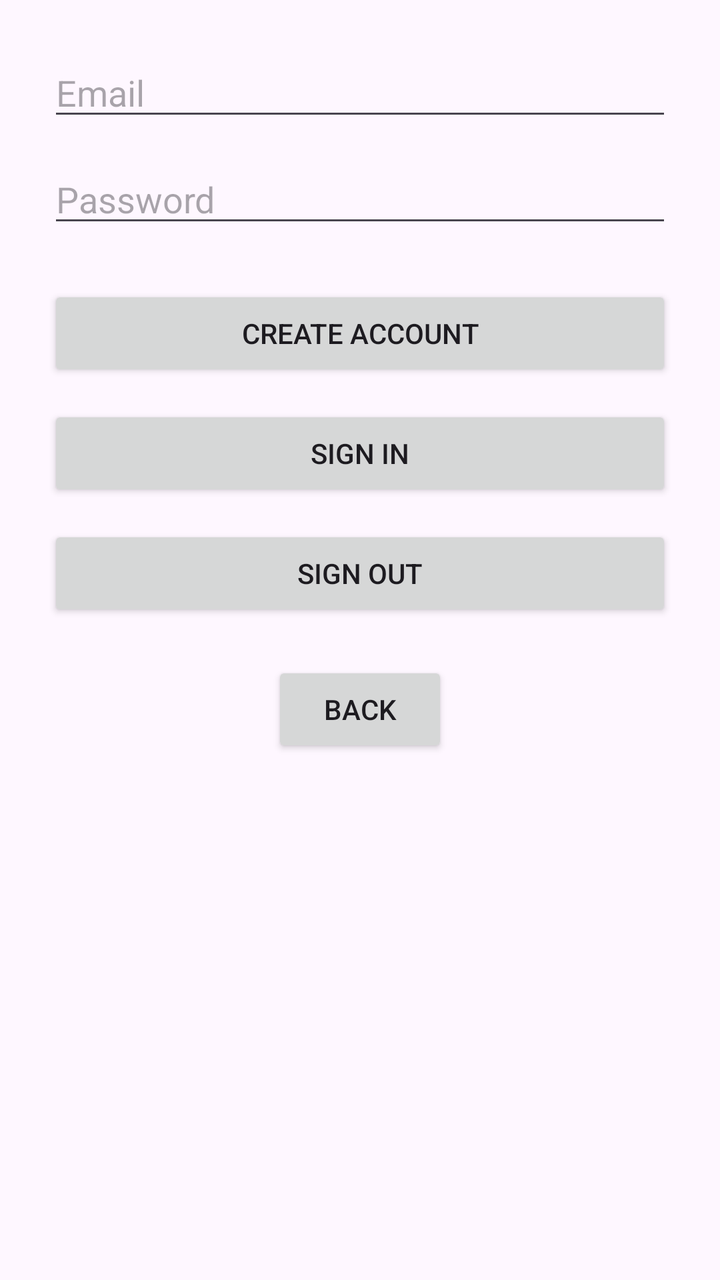
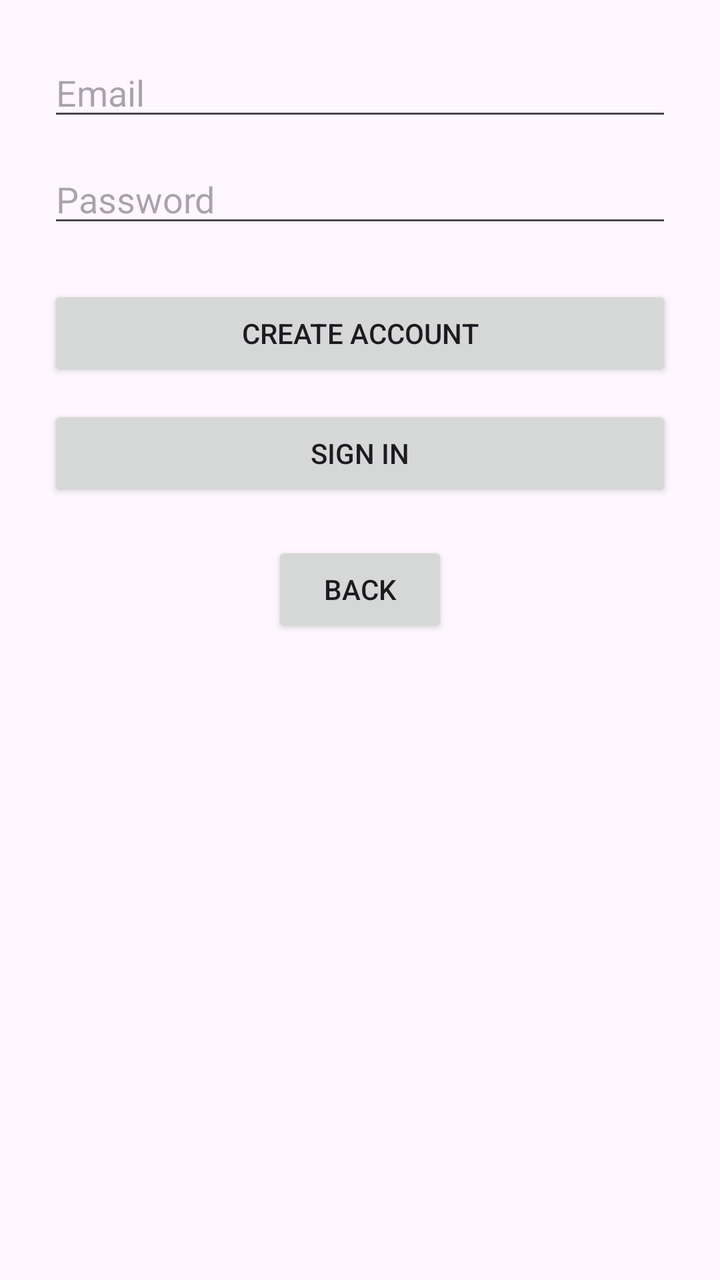

Before-and-after screenshots of an Android layout around one commit, followed by the original layout XML and the change that was made.
<!-- AndroidManifest.xml: application theme Theme.KeepPace -->
<!-- res/layout/activity_email_password.xml -->
<?xml version="1.0" encoding="utf-8"?>
<LinearLayout xmlns:android="http://schemas.android.com/apk/res/android"
    xmlns:tools="http://schemas.android.com/tools"
    android:orientation="vertical"
    android:padding="24dp"
    android:gravity="center_horizontal"
    android:layout_width="match_parent"
    android:layout_height="match_parent"
    tools:context=".EmailPasswordActivity">

    
    <EditText
        android:id="@+id/fieldEmail"
        android:hint="Email"
        android:inputType="textEmailAddress"
        android:layout_width="match_parent"
        android:layout_height="wrap_content"
        android:autofillHints="emailAddress"
        android:importantForAutofill="yes" />

    
    <EditText
        android:id="@+id/fieldPassword"
        android:hint="Password"
        android:inputType="textPassword"
        android:layout_width="match_parent"
        android:layout_height="wrap_content"
        android:autofillHints="password"
        android:importantForAutofill="yes"
        android:layout_marginTop="12dp" />

    
    <Button
        android:id="@+id/emailCreateAccountButton"
        android:text="Create Account"
        android:layout_width="match_parent"
        android:layout_height="wrap_content"
        android:layout_marginTop="24dp" />

    
    <Button
        android:id="@+id/emailSignInButton"
        android:text="Sign In"
        android:layout_width="match_parent"
        android:layout_height="wrap_content"
        android:layout_marginTop="12dp" />

    
    <Button
        android:id="@+id/signOutButton"
        android:text="Sign Out"
        android:layout_width="match_parent"
        android:layout_height="wrap_content"
        android:layout_marginTop="12dp" />

    <Button
        android:id="@+id/backButton"
        android:text="Back"
        android:layout_width="wrap_content"
        android:layout_height="wrap_content"
        android:layout_marginTop="20dp"/>

    
    <TextView
        android:id="@+id/statusText"
        android:text=""
        android:textSize="16sp"
        android:layout_width="wrap_content"
        android:layout_height="wrap_content"
        android:layout_marginTop="20dp" />

</LinearLayout>
<!-- resources referenced by this layout -->
<resources>
  <style name="Theme.KeepPace" parent="Theme.Material3.Light.NoActionBar">
          
      </style>
</resources>

<!-- the commit's change to res/layout/activity_email_password.xml (unified diff, before → after) -->
@@ -46,12 +46,7 @@
         android:layout_marginTop="12dp" />
 
     
-    <Button
-        android:id="@+id/signOutButton"
-        android:text="Sign Out"
-        android:layout_width="match_parent"
-        android:layout_height="wrap_content"
-        android:layout_marginTop="12dp" />
+  
 
     <Button
         android:id="@+id/backButton"
